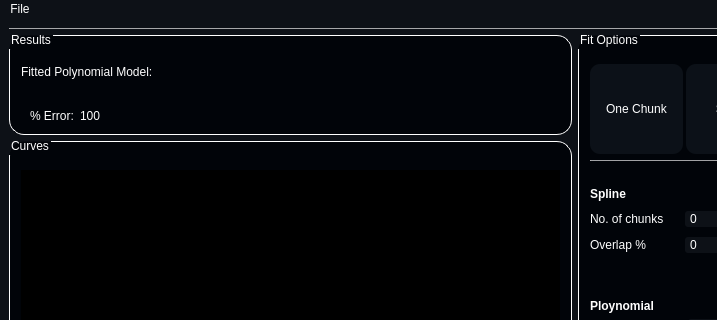
Before: the Qt Designer form resources/curvefittingwindow.ui in Abdullahsaeed10/Curve_Fitter, drawn with Qt 5; both pictures show x 0 to 717 and y 0 to 320 of the 800 by 694 pixel window.
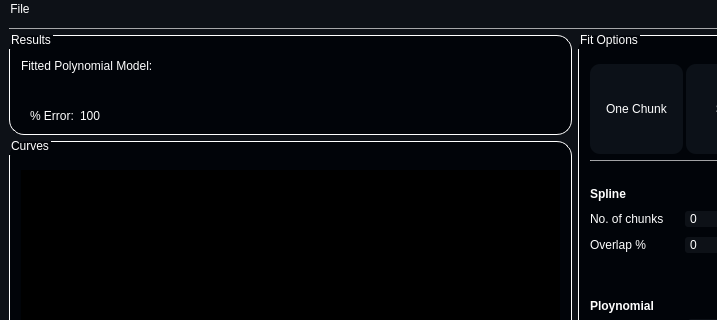
After: the same form once the commit is applied. Icons and pictures are not drawn. Custom widgets are drawn as their Qt base class.

```diff
--- a/resources/curvefittingwindow.ui
+++ b/resources/curvefittingwindow.ui
@@ -115,6 +115,9 @@
            <string>Results</string>
           </property>
           <layout class="QGridLayout" name="gridLayout_4">
+           <property name="topMargin">
+            <number>3</number>
+           </property>
            <item row="0" column="0">
             <layout class="QVBoxLayout" name="verticalLayout_4">
              <property name="spacing">
```
